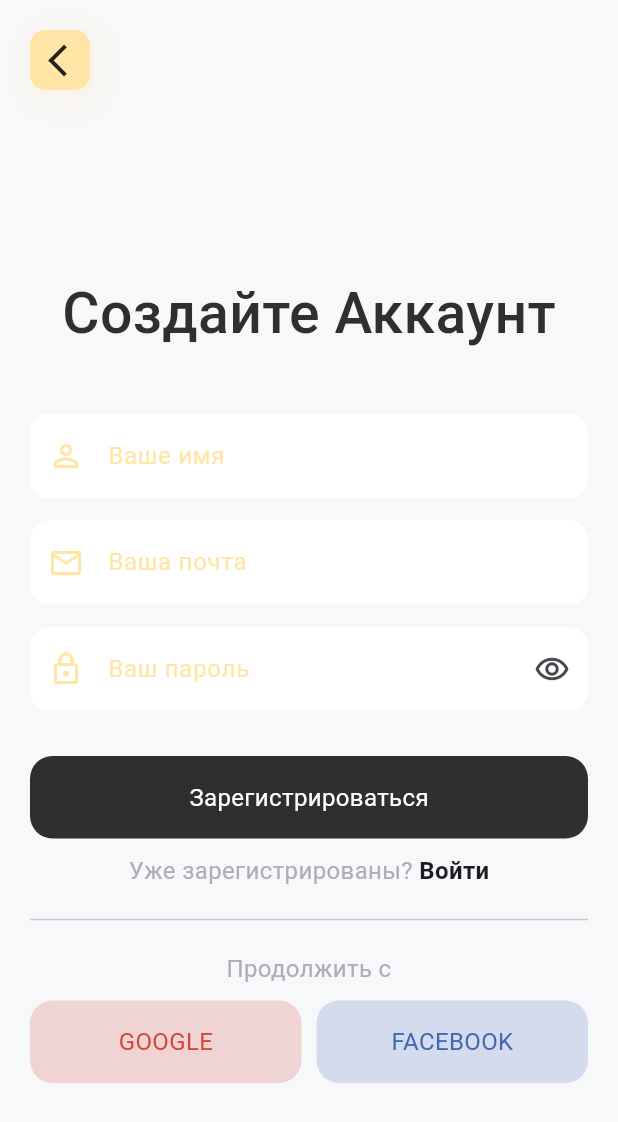
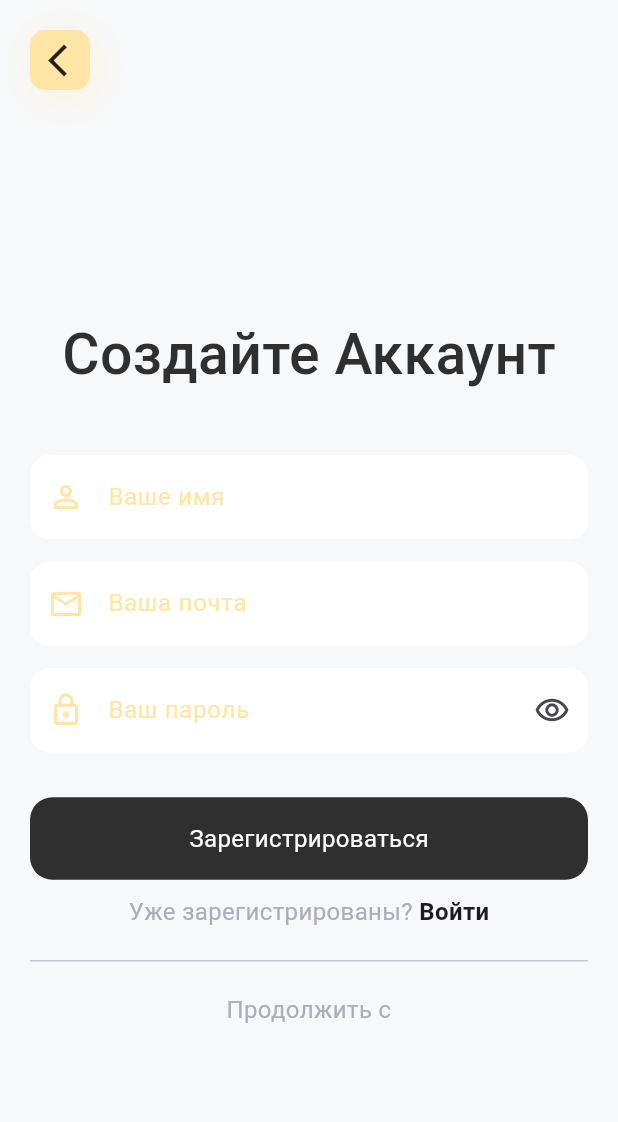
Before and after one commit to shaharex/aifarabit, a Flutter app: the screen it shows after launch, after a tap on "Зарегистрироваться", on a phone screen of 412 x 824 dp. Shown: the top 1122 px of the screen. Run offline on Flutter 3.47's test engine with Material 3 defaults, Android fonts, the phone set to English and light mode, and no system bars; our stand-ins replace bloc, dio, equatable, firebase_auth, firebase_core, flutter_bloc and 4 more; accounts and stored records are empty; network calls fail.

Commit message:
some changes

```diff
--- a/lib/src/features/ai_farabi/presentation/bloc/ai_bloc.dart
+++ b/lib/src/features/ai_farabi/presentation/bloc/ai_bloc.dart
@@ -17,7 +17,8 @@ class AiBloc extends Bloc<AiEvent, AiState> {
     final updatedMessages = List<Message>.from(state.messages)
       ..add(event.message);
 
-    emit(AiGeneratingState(updatedMessages));
+    // emit(AiGeneratingState(updatedMessages));
+    emit(Thinking(updatedMessages));
 
     try {
       final aiResponse =
--- a/lib/src/features/ai_farabi/presentation/bloc/ai_state.dart
+++ b/lib/src/features/ai_farabi/presentation/bloc/ai_state.dart
@@ -16,6 +16,9 @@ class AiInitialState extends AiState {
 class AiGeneratingState extends AiState {
   AiGeneratingState(List<Message> messages) : super(messages);
 }
+class Thinking extends AiState {
+  Thinking(super.messages);
+}
 
 class AiSuccessState extends AiState {
   AiSuccessState(List<Message> messages) : super(messages);
--- a/lib/src/features/auth/presentation/pages/auth_gate.dart
+++ b/lib/src/features/auth/presentation/pages/auth_gate.dart
@@ -49,7 +49,7 @@ class InitializePage extends StatelessWidget {
             MaterialPageRoute(builder: (context) => MainPage()),
           );
         } else {
-          Navigator.pushReplacement(
+          Navigator.push(
             context,
             MaterialPageRoute(builder: (context) => LoginPage()),
           );
--- a/lib/src/features/auth/presentation/pages/login_page.dart
+++ b/lib/src/features/auth/presentation/pages/login_page.dart
@@ -4,7 +4,7 @@ import 'package:jihc_hack/src/core/constants/app_colors.dart';
 import 'package:jihc_hack/src/core/utils/utils.dart';
 import 'package:jihc_hack/src/core/widgets/widgets.dart';
 import 'package:jihc_hack/src/features/auth/presentation/pages/register_page.dart';
-import 'package:jihc_hack/src/features/map/presentation/page/places_list_page.dart';
+import 'package:jihc_hack/src/features/navigation/presentation/pages/main_page.dart';
 
 class LoginPage extends StatefulWidget {
   LoginPage({super.key});
@@ -176,7 +176,7 @@ class _LoginPageState extends State<LoginPage> {
     if (user != null) {
       print('signed in');
       Navigator.pushReplacement(
-          context, MaterialPageRoute(builder: (context) => PlacesListPage()));
+          context, MaterialPageRoute(builder: (context) => MainPage()));
     } else {
       print("failed");
     }
--- a/lib/src/features/auth/presentation/pages/register_page.dart
+++ b/lib/src/features/auth/presentation/pages/register_page.dart
@@ -128,27 +128,27 @@ class _RegisterPageState extends State<RegisterPage> {
                     ),
                   ),
                   const SizedBox(height: 10),
-                  Row(
-                    children: [
-                      Expanded(
-                        child: CustomButton(
-                          onTap: () {},
-                          text: "GOOGLE",
-                          textColor: const Color(0xffD44638),
-                          btnColor: const Color(0xffD44638).withOpacity(0.2),
-                        ),
-                      ),
-                      const SizedBox(width: 10),
-                      Expanded(
-                        child: CustomButton(
-                          onTap: () {},
-                          text: "FACEBOOK",
-                          textColor: const Color(0xff4267B2),
-                          btnColor: const Color(0xff4267B2).withOpacity(0.2),
-                        ),
-                      ),
-                    ],
-                  ),
+                  // Row(
+                  //   children: [
+                  //     Expanded(
+                  //       child: CustomButton(
+                  //         onTap: () {},
+                  //         text: "GOOGLE",
+                  //         textColor: const Color(0xffD44638),
+                  //         btnColor: const Color(0xffD44638).withOpacity(0.2),
+                  //       ),
+                  //     ),
+                  //     const SizedBox(width: 10),
+                  //     Expanded(
+                  //       child: CustomButton(
+                  //         onTap: () {},
+                  //         text: "FACEBOOK",
+                  //         textColor: const Color(0xff4267B2),
+                  //         btnColor: const Color(0xff4267B2).withOpacity(0.2),
+                  //       ),
+                  //     ),
+                  //   ],
+                  // ),
                 ],
               ),
             ),
```
Also changed, not shown: lib/src/features/ai_farabi/presentation/pages/chat_page.dart (+25 -1 lines).
